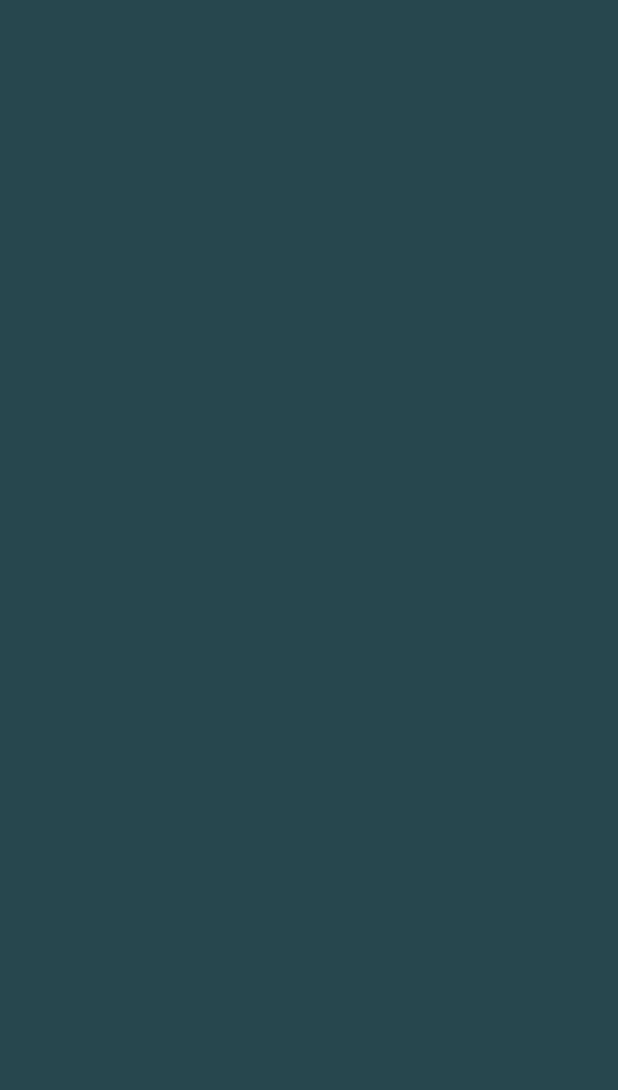
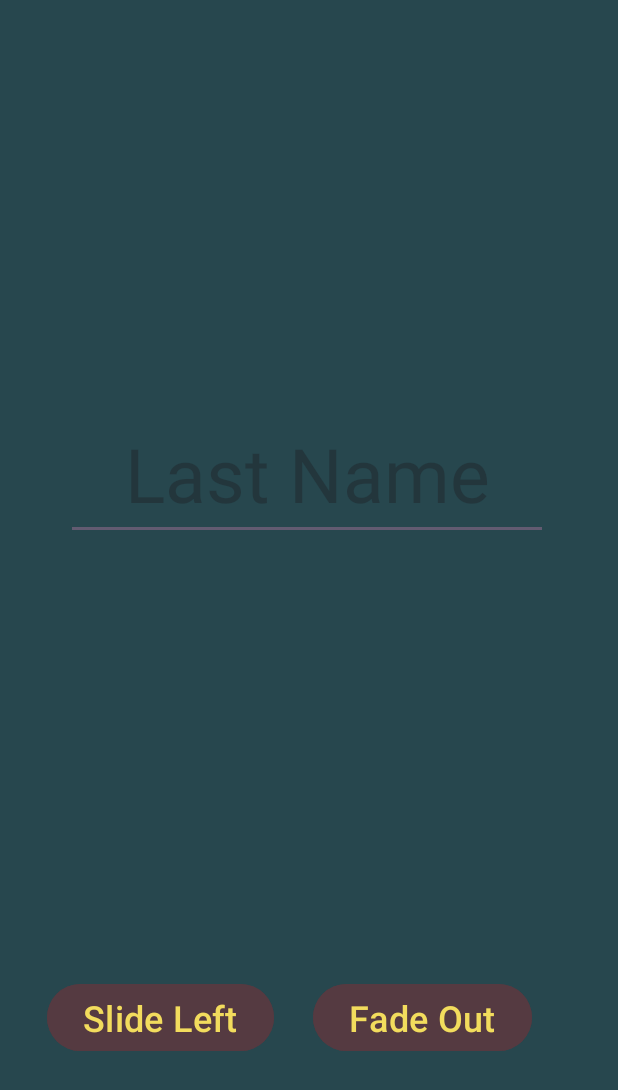
Before and after one commit to SeanNolting/ScreenTransitionsWithIntent, an Android app: the ShowInfoActivity screen opened directly, with no data from a screen before it, on a phone screen of 412 x 824 dp. Before the commit the part shown is empty. Shown: the top 1090 px of the screen. Run offline under Robolectric (Android 15) with nearby library versions, the phone set to English and light mode, and no system bars.

Commit message:
Added screen transitions

```diff
--- a/app/src/main/java/com/example/screenlayoutapp/ShowInfoActivity.java
+++ b/app/src/main/java/com/example/screenlayoutapp/ShowInfoActivity.java
@@ -5,6 +5,8 @@ import androidx.appcompat.app.AppCompatActivity;
 import android.content.Intent;
 import android.os.Bundle;
 import android.util.Log;
+import android.view.View;
+import android.widget.EditText;
 import android.widget.TextView;
 
 public class ShowInfoActivity extends AppCompatActivity {
@@ -13,36 +15,28 @@ public class ShowInfoActivity extends AppCompatActivity {
     protected void onCreate(Bundle savedInstanceState) {
         super.onCreate(savedInstanceState);
         setContentView(R.layout.activity_show_info);
-
-        //open the intent to get the data when the screen loads
         Intent intent = getIntent();
-
-        //Changed this from ALL the text to only the name
         String receivedNameText = intent.getStringExtra("NAMETEXT");
-        String receivedAgeText = intent.getStringExtra("AGETEXT");
-        String receivedHobbyText = intent.getStringExtra("HOBBYTEXT");
-
-        //log to see if it was received
         Log.i("Sean", "received :" + receivedNameText);
-        Log.i("Sean", "received :" + receivedAgeText);
-        Log.i("Sean", "received :" + receivedHobbyText);
-
-
-        //get a reference to the text view
-        //set the text of the text view
-
-        //Changed this from the all the text to just the name
         TextView infoTV = findViewById(R.id.nameTextView);
         infoTV.setText(receivedNameText);
-
-        TextView ageTV = findViewById(R.id.ageTextView);
-        ageTV.setText(receivedAgeText);
-
-        TextView hobbyTV = findViewById(R.id.hobbyTextView);
-        hobbyTV.setText(receivedHobbyText);
-
-        //ADD two more text views for age and hobby
-        //box them individually and send them individually
-        //style them
+    }
+    public void slideLeft(View v)
+    {
+        EditText lastNameET = findViewById(R.id.lastName);
+        String name = lastNameET.getText().toString();
+        Intent intent = new Intent(this, MainActivity.class);
+        intent.putExtra("LASTNAMETEXT", name );
+        startActivity(intent);
+        overridePendingTransition(R.anim.slide_in_left, R.anim.slide_out);
+    }
+    public void fadeOut(View v)
+    {
+        EditText lastNameET = findViewById(R.id.lastName);
+        String name = lastNameET.getText().toString();
+        Intent intent = new Intent(this, MainActivity.class);
+        intent.putExtra("LASTNAMETEXT", name);
+        startActivity(intent);
+        overridePendingTransition(R.anim.fade_out, R.anim.fade_in);
     }
 }
--- /dev/null
+++ b/app/src/main/res/anim/fade_in.xml
@@ -0,0 +1,8 @@
+<?xml version="1.0" encoding="utf-8"?>
+<set xmlns:android="http://schemas.android.com/apk/res/android">
+<alpha
+    android:duration="700"
+    android:fromAlpha="0.1"
+    android:toAlpha="1.0"
+    />
+</set>
--- /dev/null
+++ b/app/src/main/res/anim/fade_out.xml
@@ -0,0 +1,8 @@
+<?xml version="1.0" encoding="utf-8"?>
+<set xmlns:android="http://schemas.android.com/apk/res/android">
+    <alpha
+        android:duration="700"
+        android:fromAlpha="1.0"
+        android:toAlpha="0.1"
+        />
+</set>
--- /dev/null
+++ b/app/src/main/res/anim/slide_in_left.xml
@@ -0,0 +1,7 @@
+<?xml version="1.0" encoding="utf-8"?>
+<set xmlns:android="http://schemas.android.com/apk/res/android">
+    <translate
+        android:duration = "@android:integer/config_mediumAnimTime"
+        android:fromXDelta="-100%p"
+        android:toXDelta="0"/>
+</set>
--- /dev/null
+++ b/app/src/main/res/anim/slide_out.xml
@@ -0,0 +1,7 @@
+<?xml version="1.0" encoding="utf-8"?>
+<set xmlns:android="http://schemas.android.com/apk/res/android">
+    <translate
+        android:duration = "@android:integer/config_mediumAnimTime"
+        android:fromXDelta="0"
+        android:toXDelta="-100%p"/>
+</set>
--- a/app/src/main/res/layout/activity_show_info.xml
+++ b/app/src/main/res/layout/activity_show_info.xml
@@ -21,14 +21,15 @@
         app:layout_constraintTop_toTopOf="parent"
         app:layout_constraintVertical_bias="0.071" />
 
-    <TextView
-        android:id="@+id/ageTextView"
+    <EditText
+        android:id="@+id/lastName"
         android:layout_width="321dp"
         android:layout_height="82dp"
         android:gravity="center"
-        android:text="TextView"
+        android:hint="Last Name"
         android:textColor="@color/naples_yellow"
         android:textSize="@dimen/displayText"
+        android:inputType="text"
         app:layout_constraintBottom_toBottomOf="parent"
         app:layout_constraintEnd_toEndOf="parent"
         app:layout_constraintHorizontal_bias="0.488"
@@ -36,18 +37,34 @@
         app:layout_constraintTop_toTopOf="parent"
         app:layout_constraintVertical_bias="0.375" />
 
-    <TextView
-        android:id="@+id/hobbyTextView"
-        android:layout_width="331dp"
-        android:layout_height="86dp"
-        android:gravity="center"
-        android:text="TextView"
+    <Button
+        android:id="@+id/button_slide_left"
+        android:layout_width="wrap_content"
+        android:layout_height="wrap_content"
+        android:backgroundTint="@color/eggplant"
+        android:onClick="slideLeft"
+        android:text="Slide Left"
         android:textColor="@color/naples_yellow"
-        android:textSize="@dimen/displayText"
+        android:textSize="24sp"
         app:layout_constraintBottom_toBottomOf="parent"
         app:layout_constraintEnd_toEndOf="parent"
-        app:layout_constraintHorizontal_bias="0.55"
+        app:layout_constraintHorizontal_bias="0.119"
         app:layout_constraintStart_toStartOf="parent"
         app:layout_constraintTop_toTopOf="parent"
-        app:layout_constraintVertical_bias="0.665" />
+        app:layout_constraintVertical_bias="0.845" />
+    <Button
+        android:id="@+id/fade_out"
+        android:layout_width="wrap_content"
+        android:layout_height="wrap_content"
+        android:backgroundTint="@color/eggplant"
+        android:onClick="fadeOut"
+        android:text="Fade Out"
+        android:textColor="@color/naples_yellow"
+        android:textSize="24sp"
+        app:layout_constraintBottom_toBottomOf="parent"
+        app:layout_constraintEnd_toEndOf="parent"
+        app:layout_constraintHorizontal_bias="0.784"
+        app:layout_constraintStart_toStartOf="parent"
+        app:layout_constraintTop_toTopOf="parent"
+        app:layout_constraintVertical_bias="0.845" />
 </androidx.constraintlayout.widget.ConstraintLayout>
--- a/app/src/main/res/values/dimens.xml
+++ b/app/src/main/res/values/dimens.xml
@@ -2,6 +2,6 @@
 <resources>
     <dimen name="padding">10dp</dimen>
     <dimen name="margin">15dp</dimen>
-    <dimen name="font">20sp</dimen>
+    <dimen name="font">48sp</dimen>
     <dimen name="displayText">50sp</dimen>
 </resources>
```
Also changed, not shown: app/src/main/java/com/example/screenlayoutapp/MainActivity.java (+22 -37 lines), app/src/main/res/anim/slide_in_right.xml (added, +7 -0 lines), app/src/main/res/layout/activity_main.xml (+40 -64 lines).
